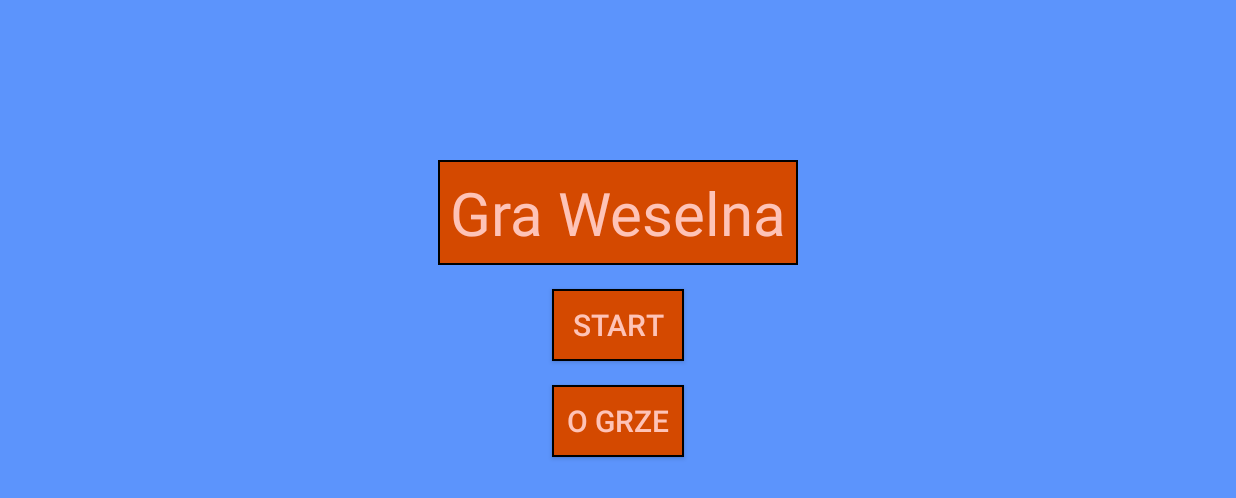
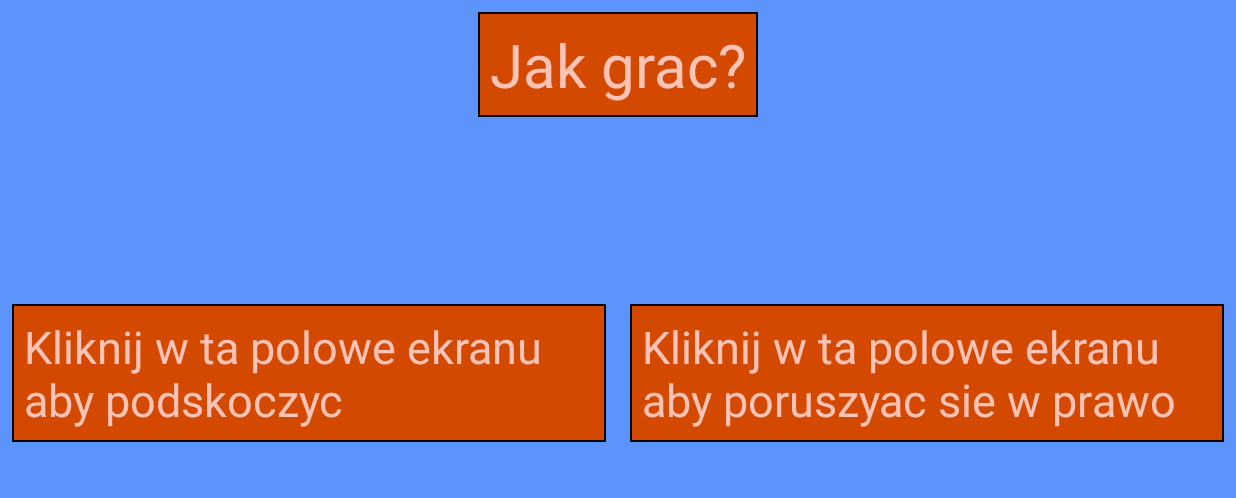
Before and after one commit to jszczygiel/weddingGame, an Android app: the screen it shows after launch (MenuActivity before the commit, AboutUsActivity after it), after a tap on "O GRZE", on a phone screen of 824 x 412 dp (held sideways). Shown: the top 498 px of the screen. Run offline under Robolectric (Android 15) with nearby library versions, the light colour scheme and no system bars; our stand-ins replace ButterKnife; 5 statements that could not run were skipped.

Commit message:
1. Added about us

```diff
--- a/app/src/main/AndroidManifest.xml
+++ b/app/src/main/AndroidManifest.xml
@@ -12,7 +12,10 @@
             android:name=".activities.GameActivity"
             android:screenOrientation="landscape"
             />
-
+        <activity
+            android:name=".activities.AboutUsActivity"
+            android:screenOrientation="landscape"
+            />
         <activity
             android:name=".activities.MenuActivity"
             android:screenOrientation="landscape"
--- /dev/null
+++ b/app/src/main/java/com/wroclawstudio/weddinggame/activities/AboutUsActivity.java
@@ -0,0 +1,11 @@
+package com.wroclawstudio.weddinggame.activities;
+
+import com.wroclawstudio.weddinggame.fragments.AboutUsFragmentImpl;
+import com.wroclawstudio.weddinggame.fragments.BasePresenterFragment;
+
+public class AboutUsActivity extends BaseActivity {
+    @Override
+    public BasePresenterFragment newInstance() {
+        return new AboutUsFragmentImpl();
+    }
+}
--- /dev/null
+++ b/app/src/main/java/com/wroclawstudio/weddinggame/fragments/AboutUsFragmentImpl.java
@@ -0,0 +1,43 @@
+package com.wroclawstudio.weddinggame.fragments;
+
+import android.graphics.Typeface;
+import android.os.Bundle;
+import android.support.annotation.Nullable;
+import android.view.LayoutInflater;
+import android.view.View;
+import android.view.ViewGroup;
+import android.widget.TextView;
+
+import com.wroclawstudio.weddinggame.R;
+import com.wroclawstudio.weddinggame.fragments.interfaces.AboutUsFragment;
+import com.wroclawstudio.weddinggame.presenters.AboutUsPresenterImpl;
+import com.wroclawstudio.weddinggame.presenters.interfaces.BasePresenter;
+
+import java.util.List;
+
+import butterknife.Bind;
+import butterknife.ButterKnife;
+
+public class AboutUsFragmentImpl extends BasePresenterFragment<AboutUsPresenterImpl> implements AboutUsFragment {
+
+    @Bind({R.id.fragment_about_title, R.id.fragment_about_left, R.id.fragment_about_right})
+    List<TextView> views;
+
+    @Override
+    public AboutUsPresenterImpl initializePresenter() {
+        return new AboutUsPresenterImpl();
+    }
+
+    @Nullable
+    @Override
+    public View onCreateView(LayoutInflater inflater, ViewGroup container, Bundle savedInstanceState) {
+        View view = inflater.inflate(R.layout.fragment_about_us, container, false);
+        ButterKnife.bind(this, view);
+        Typeface typeFace = Typeface.createFromAsset(getActivity().getApplicationContext().getAssets(), "font.ttf");
+
+        for (TextView item : views) {
+            item.setTypeface(typeFace);
+        }
+        return view;
+    }
+}
--- a/app/src/main/java/com/wroclawstudio/weddinggame/fragments/MenuFragmentImpl.java
+++ b/app/src/main/java/com/wroclawstudio/weddinggame/fragments/MenuFragmentImpl.java
@@ -12,6 +12,7 @@ import android.view.ViewTreeObserver;
 import android.widget.TextView;
 
 import com.wroclawstudio.weddinggame.R;
+import com.wroclawstudio.weddinggame.activities.AboutUsActivity;
 import com.wroclawstudio.weddinggame.activities.GameActivity;
 import com.wroclawstudio.weddinggame.fragments.interfaces.MenuFragment;
 import com.wroclawstudio.weddinggame.presenters.MenuPresenterImpl;
@@ -59,7 +60,7 @@ public class MenuFragmentImpl extends BasePresenterFragment<MenuPresenterImpl> i
 
     @OnClick(R.id.fragment_menu_about)
     void about() {
-
+        startActivity(new Intent(getActivity(), AboutUsActivity.class));
     }
 
     @Override
--- /dev/null
+++ b/app/src/main/java/com/wroclawstudio/weddinggame/fragments/interfaces/AboutUsFragment.java
@@ -0,0 +1,4 @@
+package com.wroclawstudio.weddinggame.fragments.interfaces;
+
+public interface AboutUsFragment {
+}
--- /dev/null
+++ b/app/src/main/java/com/wroclawstudio/weddinggame/presenters/AboutUsPresenterImpl.java
@@ -0,0 +1,8 @@
+package com.wroclawstudio.weddinggame.presenters;
+
+import com.wroclawstudio.weddinggame.fragments.AboutUsFragmentImpl;
+import com.wroclawstudio.weddinggame.fragments.interfaces.AboutUsFragment;
+import com.wroclawstudio.weddinggame.presenters.interfaces.BasePresenter;
+
+public class AboutUsPresenterImpl extends BasePresenter<AboutUsFragment> {
+}
--- a/app/src/main/java/com/wroclawstudio/weddinggame/presenters/GamePresenterImpl.java
+++ b/app/src/main/java/com/wroclawstudio/weddinggame/presenters/GamePresenterImpl.java
@@ -80,8 +80,8 @@ public class GamePresenterImpl extends BasePresenter<GameFragment> {
                                 add(new EnvironmentBuilder.PlaneObject(33,8,"Na zlamanie karku pedzi"));
                                 add(new EnvironmentBuilder.PlaneObject(62,9,"Otchlan bugow moi mili"));
                                 add(new EnvironmentBuilder.PlaneObject(62,8,"Moze wciagnac w kazdej chwili"));
-                                add(new EnvironmentBuilder.PlaneObject(82,9,"Andy potwor mnozy taski "));
-                                add(new EnvironmentBuilder.PlaneObject(82,8,"Nie okaze swojej laski"));
+                                add(new EnvironmentBuilder.PlaneObject(84,9,"Andy potwor mnozy taski "));
+                                add(new EnvironmentBuilder.PlaneObject(84,8,"Nie okaze swojej laski"));
                                 add(new EnvironmentBuilder.PlaneObject(110,9,"Lecz w nagrode, (dumna mina)"));
                                 add(new EnvironmentBuilder.PlaneObject(110,8,"Tu juz czeka Karolina!"));
                             }
--- /dev/null
+++ b/app/src/main/res/layout/fragment_about_us.xml
@@ -0,0 +1,46 @@
+<?xml version="1.0" encoding="utf-8"?>
+<RelativeLayout xmlns:android="http://schemas.android.com/apk/res/android"
+                android:layout_width="match_parent"
+                android:layout_height="match_parent"
+                android:background="@color/background_color">
+
+    <TextView
+        android:id="@+id/fragment_about_title"
+        style="@style/TextBox"
+        android:layout_width="wrap_content"
+        android:layout_height="wrap_content"
+        android:layout_centerHorizontal="true"
+        android:padding="@dimen/keyline_1"
+        android:text="@string/about_us_title"
+        android:textSize="40sp"/>
+
+    <LinearLayout
+        android:layout_width="match_parent"
+        android:layout_height="match_parent"
+        android:orientation="horizontal"
+        android:gravity="center_vertical"
+        android:layout_below="@+id/fragment_about_title">
+
+        <TextView
+            style="@style/TextBox"
+            android:layout_weight="1"
+            android:layout_width="0dp"
+            android:id="@+id/fragment_about_left"
+            android:layout_height="wrap_content"
+            android:padding="@dimen/keyline_1"
+            android:text="@string/about_left_tip"
+            android:textSize="30sp"/>
+
+        <TextView
+            style="@style/TextBox"
+            android:layout_weight="1"
+            android:layout_width="0dp"
+            android:id="@+id/fragment_about_right"
+            android:layout_height="wrap_content"
+            android:padding="@dimen/keyline_1"
+            android:text="@string/about_right_tip"
+            android:textSize="30sp"/>
+    </LinearLayout>
+
+
+</RelativeLayout>
--- a/app/src/main/res/values/strings.xml
+++ b/app/src/main/res/values/strings.xml
@@ -5,5 +5,8 @@
     <string name="player_died_title">Oooo zginales</string>
     <string name="player_died_content">Naprawde nie chcesz ocalic Karoliny? wstydz sie!</string>
     <string name="player_positive">Ok, jeszcze raz</string>
+    <string name="about_us_title">Jak grac?</string>
+    <string name="about_left_tip">Kliknij w ta polowe ekranu\naby podskoczyc</string>
+    <string name="about_right_tip">Kliknij w ta polowe ekranu\naby poruszyac sie w prawo</string>
 
 </resources>
```
